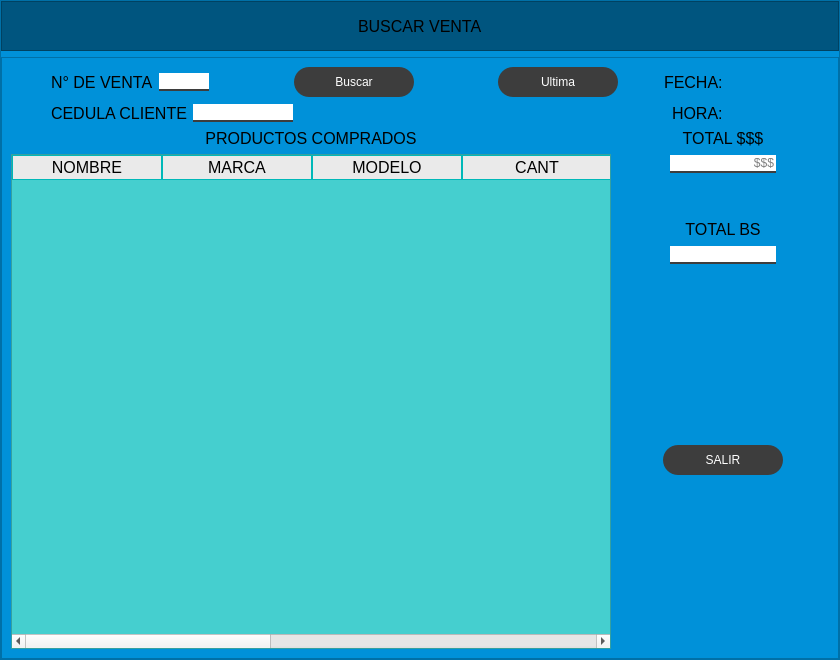
Above: inventario/qt/buscar_venta.ui from washipash/tesita before the change. Below: the same form after it.
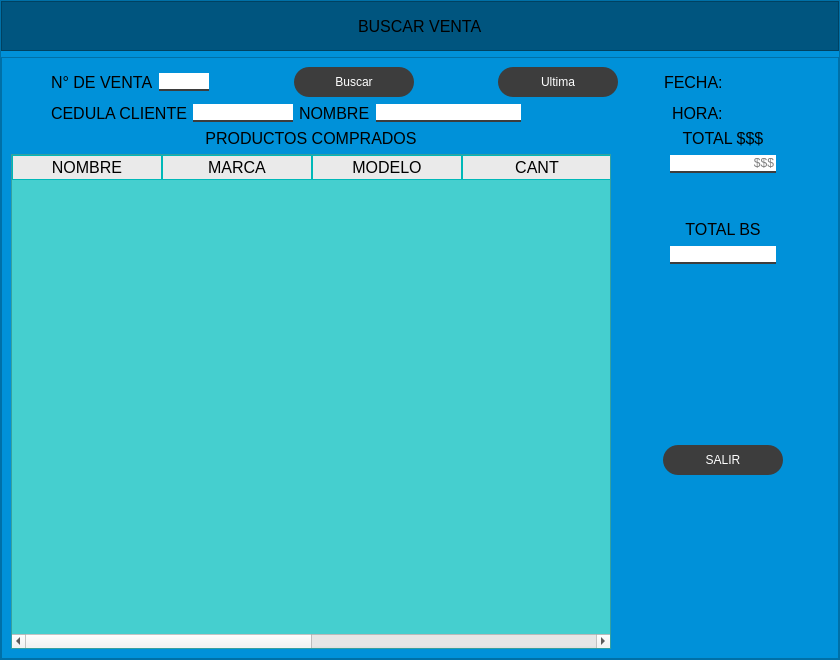
That is the form after the change. Icons and pictures are not drawn.

```diff
--- a/inventario/qt/buscar_venta.ui
+++ b/inventario/qt/buscar_venta.ui
@@ -433,6 +433,16 @@
                </property>
               </widget>
              </item>
+             <item>
+              <widget class="QLabel" name="label_9">
+               <property name="text">
+                <string>NOMBRE</string>
+               </property>
+              </widget>
+             </item>
+             <item>
+              <widget class="QLineEdit" name="name_line"/>
+             </item>
              <item>
               <spacer name="horizontalSpacer_3">
                <property name="orientation">
@@ -507,6 +517,9 @@
                <attribute name="horizontalHeaderDefaultSectionSize">
                 <number>150</number>
                </attribute>
+               <attribute name="horizontalHeaderStretchLastSection">
+                <bool>true</bool>
+               </attribute>
                <column>
                 <property name="text">
                  <string>NOMBRE</string>
@@ -573,17 +586,6 @@
                  </font>
                 </property>
                </column>
-               <column>
-                <property name="text">
-                 <string/>
-                </property>
-                <property name="font">
-                 <font>
-                  <weight>50</weight>
-                  <bold>false</bold>
-                 </font>
-                </property>
-               </column>
               </widget>
              </item>
             </layout>
```
Left out of the diff: 2 changed lines with no effect on the pictures.
